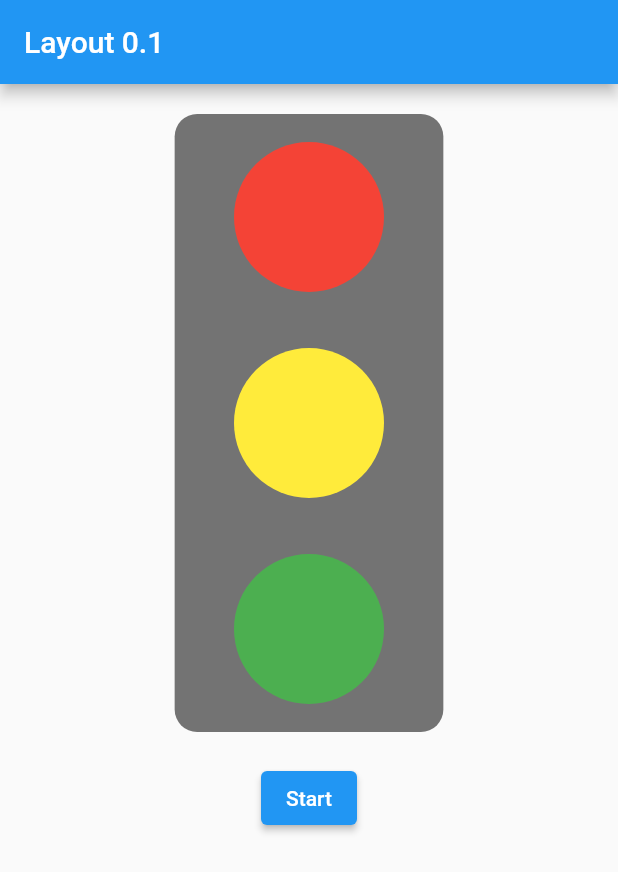
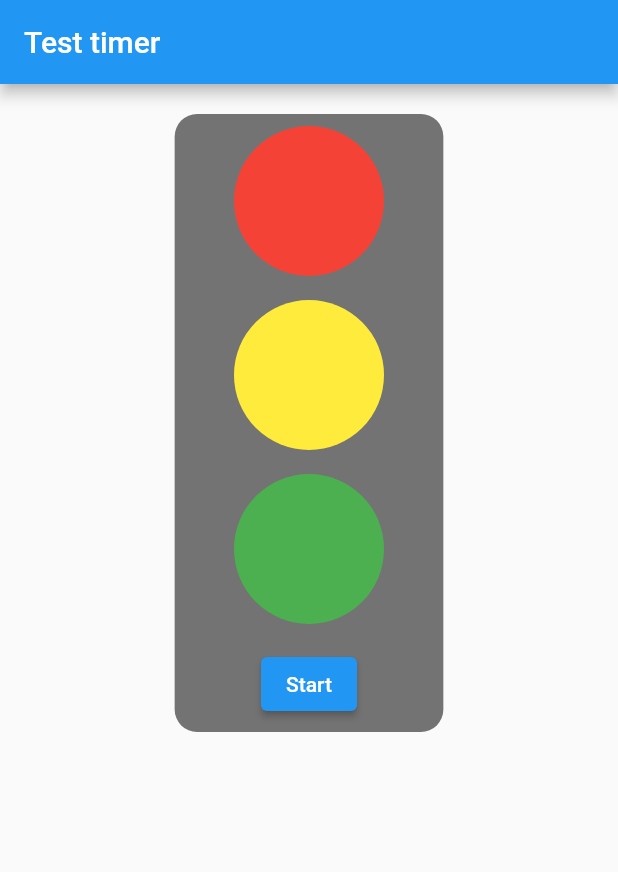
Before and after one commit to Kibakuss/traffic_light, a Flutter app: the screen it shows after launch, on a phone screen of 412 x 824 dp. Shown: the top 872 px of the screen. Run offline on Flutter 3.47's test engine with Material 2 defaults, Android fonts, the light colour scheme and no system bars.

Commit message:
working with red color

```diff
--- a/lib/main.dart
+++ b/lib/main.dart
@@ -1,5 +1,7 @@
 import 'package:flutter/material.dart';
 import 'package:traffic_light/screens/home_screen.dart';
+
+import 'package:traffic_light/screens/test.dart';
 
 void main() {
   runApp(const MyApp());
@@ -11,7 +13,7 @@ class MyApp extends StatelessWidget {
   @override
   Widget build(BuildContext context) {
     return const MaterialApp(
-      home: HomeScreen(),
+      home: TestLight(),
     );
   }
 }
--- a/lib/screens/home_screen.dart
+++ b/lib/screens/home_screen.dart
@@ -1,3 +1,5 @@
+import 'dart:async';
+
 import 'package:flutter/material.dart';
 import 'package:traffic_light/widgets/light_widget.dart';
 
@@ -43,8 +45,8 @@ class _TrafficLightState extends State<TrafficLight> {
             mainAxisAlignment: MainAxisAlignment.spaceAround,
             children: const [
               LightWidget(color: Colors.red),
-              LightWidget(color: Colors.yellow),
-              LightWidget(color: Colors.green),
+              // LightWidget(color: Colors.yellow),
+              // LightWidget(color: Colors.green),
             ],
           ),
         ),
@@ -61,6 +63,13 @@ class TimerButtons extends StatefulWidget {
 }
 
 class _TimerButtonsState extends State<TimerButtons> {
+  int seconds = 5;
+  void startTimer() {
+    Timer.periodic(Duration(seconds: 2), (timer) {
+      setState(() {});
+    });
+  }
+
   @override
   Widget build(BuildContext context) {
     return Row(
--- /dev/null
+++ b/lib/screens/test.dart
@@ -0,0 +1,119 @@
+import 'dart:async';
+
+import 'package:flutter/material.dart';
+import 'package:flutter/src/widgets/container.dart';
+import 'package:flutter/src/widgets/framework.dart';
+
+class TestLight extends StatefulWidget {
+  const TestLight({super.key});
+
+  @override
+  State<TestLight> createState() => _TestLightState();
+}
+
+class _TestLightState extends State<TestLight> {
+  @override
+  Widget build(BuildContext context) {
+    return Scaffold(
+        appBar: AppBar(
+          title: const Text('Test timer'),
+        ),
+        body: SafeArea(
+          child: Column(
+            children: const [
+              TrafficLightTest(),
+            ],
+          ),
+        ));
+  }
+}
+
+class TrafficLightTest extends StatefulWidget {
+  const TrafficLightTest({super.key});
+
+  @override
+  State<TrafficLightTest> createState() => _TrafficLightTestState();
+}
+
+class _TrafficLightTestState extends State<TrafficLightTest> {
+  bool _isButtonPressed = false;
+
+  // show a blue box when _showBox == true
+  bool _changeColorRed = false;
+  bool _changeColorYellow = false;
+  bool _changeColorGreen = false;
+
+  void _startTimer() {
+    setState(() {
+      _isButtonPressed = true;
+    });
+
+    Timer(const Duration(seconds: 5), () {
+      setState(() {
+        _changeColorRed = true;
+      });
+    });
+    Timer(const Duration(seconds: 10), () {
+      setState(() {
+        _changeColorYellow = true;
+      });
+    });
+    Timer(const Duration(seconds: 15), () {
+      setState(() {
+        _changeColorGreen = true;
+      });
+    });
+  }
+
+  @override
+  Widget build(BuildContext context) {
+    return Center(
+      child: Padding(
+        padding: const EdgeInsets.all(20.0),
+        child: Container(
+          decoration: BoxDecoration(
+              color: Colors.black54, borderRadius: BorderRadius.circular(15)),
+          width: MediaQuery.of(context).size.width / 2.3,
+          height: MediaQuery.of(context).size.height / 2,
+          child: Column(
+            mainAxisAlignment: MainAxisAlignment.spaceAround,
+            children: [
+              GestureDetector(
+                child: Container(
+                  decoration: BoxDecoration(
+                      color: _changeColorRed ? Colors.black26 : Colors.red,
+                      borderRadius: BorderRadius.circular(60)),
+                  height: 100,
+                  width: 100,
+                ),
+              ),
+              GestureDetector(
+                child: Container(
+                  decoration: BoxDecoration(
+                      color:
+                          _changeColorYellow ? Colors.black26 : Colors.yellow,
+                      borderRadius: BorderRadius.circular(60)),
+                  height: 100,
+                  width: 100,
+                ),
+              ),
+              GestureDetector(
+                child: Container(
+                  decoration: BoxDecoration(
+                      color: _changeColorGreen ? Colors.black26 : Colors.green,
+                      borderRadius: BorderRadius.circular(60)),
+                  height: 100,
+                  width: 100,
+                ),
+              ),
+              ElevatedButton(
+                onPressed: _isButtonPressed == false ? _startTimer : null,
+                child: const Text('Start'),
+              ),
+            ],
+          ),
+        ),
+      ),
+    );
+  }
+}
```
Also changed, not shown: pubspec.yaml (+55 -27 lines), pubspec.lock, 10 other files.
